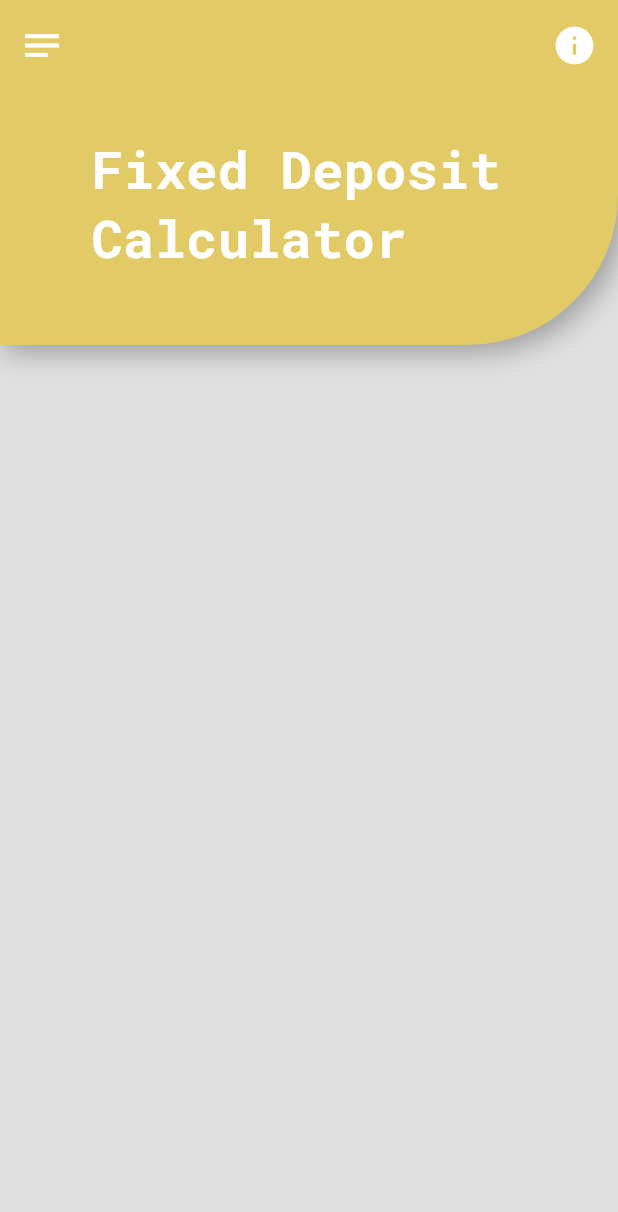
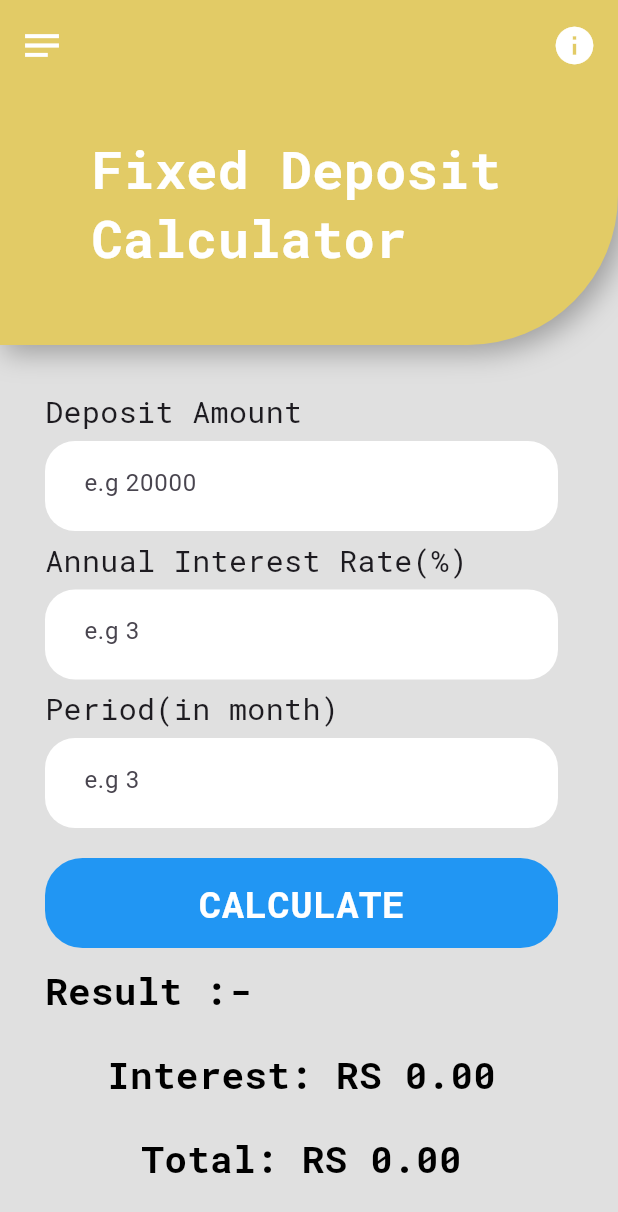
Before and after one commit to malinthaUKA/yt_fixed_deposit_calculator, a Flutter app: the screen it shows after launch, on a phone screen of 412 x 824 dp. Shown: the top 1212 px of the screen. Run offline on Flutter 3.47's test engine with Material 3 defaults, Android fonts, the phone set to English and light mode, and no system bars; drawn by our look-alikes of animated_text_kit; our stand-ins replace google_fonts.

Commit message:
complete the Fixed Diposit calculator

```diff
--- a/lib/pages/home_page.dart
+++ b/lib/pages/home_page.dart
@@ -3,6 +3,7 @@ import 'package:flutter/material.dart';
 import 'package:google_fonts/google_fonts.dart';
 import 'package:yt_fixed_deposit_calculator/const.dart';
 import 'package:yt_fixed_deposit_calculator/widget/body.dart';
+import 'package:yt_fixed_deposit_calculator/widget/input_form.dart';
 
 class HomePage extends StatefulWidget {
   const HomePage({super.key});
@@ -12,6 +13,27 @@ class HomePage extends StatefulWidget {
 }
 
 class _HomePageState extends State<HomePage> {
+  TextEditingController _controller1 = new TextEditingController();
+  TextEditingController _controller2 = new TextEditingController();
+  TextEditingController _controller3 = new TextEditingController();
+  late double interest = 0;
+  late double total = 0;
+
+  // _controller1.text is Amount
+  // _controller2.text is Interest Rate
+  // _controller3.text is Period
+
+  void calculation() {
+    final calineterestrate = (double.parse(_controller2.text) / 100 / 12) *
+        int.parse(_controller3.text);
+    final calinterest = calineterestrate * int.parse(_controller1.text);
+
+    setState(() {
+      interest = calinterest;
+      total = interest + int.parse(_controller1.text);
+    });
+  }
+
   @override
   Widget build(BuildContext context) {
     return SafeArea(
@@ -38,6 +60,7 @@ class _HomePageState extends State<HomePage> {
             )
           ],
         ),
+
         // body: MyWidget(),
         body: body(),
       ),
@@ -125,8 +148,104 @@ class _HomePageState extends State<HomePage> {
         SizedBox(
           height: 20,
         ),
-        Column(
-          children: [],
+        Padding(
+          padding: const EdgeInsets.fromLTRB(30, 10, 40, 0),
+          child: Column(
+            crossAxisAlignment: CrossAxisAlignment.start,
+            children: [
+              inputForm(
+                "Deposit Amount",
+                _controller1,
+                "e.g 20000",
+              ),
+              SizedBox(
+                height: 5,
+              ),
+              inputForm(
+                "Annual Interest Rate(%)",
+                _controller2,
+                "e.g 3",
+              ),
+              SizedBox(
+                height: 5,
+              ),
+              inputForm(
+                "Period(in month)",
+                _controller3,
+                "e.g 3",
+              ),
+              SizedBox(
+                height: 20,
+              ),
+              GestureDetector(
+                onTap: () {
+                  calculation();
+                },
+                child: Container(
+                  height: 60,
+                  width: double.infinity,
+                  decoration: BoxDecoration(
+                    color: Colors.blue,
+                    borderRadius: BorderRadius.circular(25),
+                  ),
+                  child: Center(
+                    child: Text(
+                      "CALCULATE",
+                      style: GoogleFonts.robotoMono(
+                        fontSize: 25,
+                        color: Colors.white,
+                        fontWeight: FontWeight.bold,
+                      ),
+                    ),
+                  ),
+                ),
+              ),
+              SizedBox(
+                height: 10,
+              ),
+              interest != null
+                  ? Column(
+                      crossAxisAlignment: CrossAxisAlignment.start,
+                      children: [
+                        Text(
+                          "Result :-",
+                          style: GoogleFonts.robotoMono(
+                            fontSize: 25,
+                            color: Colors.black,
+                            fontWeight: FontWeight.bold,
+                          ),
+                        ),
+                        SizedBox(
+                          height: 20,
+                        ),
+                        Center(
+                          child: Text(
+                            "Interest: RS " + interest.toStringAsFixed(2),
+                            style: GoogleFonts.robotoMono(
+                              fontSize: 25,
+                              color: Colors.black,
+                              fontWeight: FontWeight.bold,
+                            ),
+                          ),
+                        ),
+                        SizedBox(
+                          height: 20,
+                        ),
+                        Center(
+                          child: Text(
+                            "Total: RS " + total.toStringAsFixed(2),
+                            style: GoogleFonts.robotoMono(
+                              fontSize: 25,
+                              color: Colors.black,
+                              fontWeight: FontWeight.bold,
+                            ),
+                          ),
+                        ),
+                      ],
+                    )
+                  : SizedBox()
+            ],
+          ),
         ),
       ],
     );
--- a/lib/widget/body.dart
+++ b/lib/widget/body.dart
@@ -13,7 +13,7 @@ class _MyWidgetState extends State<MyWidget> {
   void initState() {
     super.initState();
     // Trigger the animation after a short delay
-    Future.delayed(Duration(milliseconds: 50), () {
+    Future.delayed(Duration(milliseconds: 100), () {
       setState(() {
         _isExpanded = true;
       });
--- /dev/null
+++ b/lib/widget/input_form.dart
@@ -0,0 +1,38 @@
+import 'package:flutter/material.dart';
+import 'package:google_fonts/google_fonts.dart';
+
+Widget inputForm(
+    String title, TextEditingController controllar, String hinttext) {
+  return Column(
+    crossAxisAlignment: CrossAxisAlignment.start,
+    children: [
+      Text(
+        title,
+        style: GoogleFonts.robotoMono(
+          fontSize: 20,
+        ),
+      ),
+      SizedBox(
+        height: 5,
+      ),
+      Container(
+        height: 60,
+        decoration: BoxDecoration(
+          color: Colors.white,
+          borderRadius: BorderRadius.circular(20),
+        ),
+        child: Padding(
+          padding: const EdgeInsets.only(left: 10.0),
+          child: TextField(
+            controller: controllar,
+            decoration: InputDecoration(
+              border: OutlineInputBorder(borderSide: BorderSide.none),
+              hintText: hinttext,
+            ),
+          ),
+        ),
+      ),
+      SizedBox(),
+    ],
+  );
+}
```
